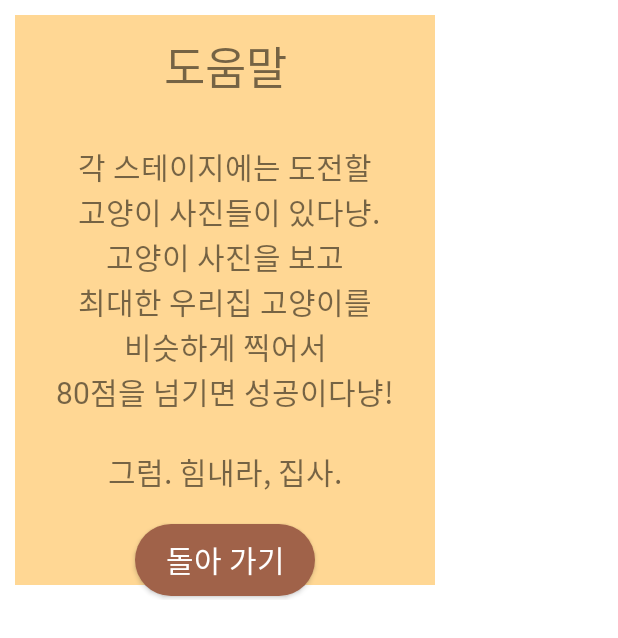
After one commit to tnwlsgk1002/NyangtoGrapher_, an Android app: the layout dialog_help.xml on its own in the app's theme, with its tools: preview values and no code run, on a phone screen of 412 x 824 dp. The commit adds this screen. Shown: the top 638 px of the screen. Run offline under Robolectric (Android 15) with nearby library versions, the phone set to English and light mode, and no system bars.

Commit message:
[수정] 도움말 기능 추가

```diff
--- /dev/null
+++ b/app/src/main/res/layout/dialog_help.xml
@@ -0,0 +1,41 @@
+<?xml version="1.0" encoding="utf-8"?>
+<layout xmlns:android="http://schemas.android.com/apk/res/android">
+    <LinearLayout
+        android:layout_width="300dp"
+        android:layout_height="400dp"
+        android:orientation="vertical"
+        android:gravity="center"
+        android:background="@drawable/dialog_background">
+
+        <TextView
+            android:text="@string/help_name"
+            style="@style/MainText"
+            android:layout_width="match_parent"
+            android:layout_height="83dp"
+            android:fontFamily="@font/bmuua"
+            android:gravity="center"
+            android:textSize="30sp" />
+
+        <TextView
+            android:text="@string/help_contents"
+            style="@style/MainText"
+            android:layout_marginTop="10dp"
+            android:layout_marginHorizontal="10dp"
+            android:layout_width="match_parent"
+            android:layout_height="wrap_content"
+            android:gravity="center"
+            android:textSize="20sp"/>
+
+        <androidx.appcompat.widget.AppCompatButton
+            android:id="@+id/btn_dialog_dismiss"
+            android:layout_width="120dp"
+            android:layout_height="wrap_content"
+            android:layout_marginTop="20dp"
+            android:text="돌아 가기"
+            android:textColor="@color/white"
+            android:textSize="20sp"
+            android:fontFamily="@font/nanum_square_round_eb"
+            android:background="@drawable/basic_button">
+        </androidx.appcompat.widget.AppCompatButton>
+    </LinearLayout>
+</layout>
--- a/app/src/main/res/values/strings.xml
+++ b/app/src/main/res/values/strings.xml
@@ -2,4 +2,11 @@
     <string name="app_name">NyangtoGrapher</string>
     <!-- TODO: Remove or change this placeholder text -->
     <string name="hello_blank_fragment">Hello blank fragment</string>
+    <string name="app_korean_name">냥토그래퍼</string>
+    <string name="undo_name">뒤로가기</string>
+    <string name="help_name">도움말</string>
+    <string name="explanation_select_stage">집사, 스테이지를 선택해라냥.</string>
+    <string name="explanation_select_photo">도전하고 싶은 사진을 선택해라냥.</string>
+    <string name="explanation_challenge_game">선택한 사진으로 하고 싶으면\n도전을, 아니면 다시 선택해라냥</string>
+    <string name="help_contents">각 스테이지에는 도전할\n 고양이 사진들이 있다냥.\n고양이 사진을 보고\n최대한 우리집 고양이를\n비슷하게 찍어서\n80점을 넘기면 성공이다냥!\n\n그럼. 힘내라, 집사.</string>
 </resources>
```
Also changed, not shown: app/src/main/java/kr/co/nyangtographer/android/nyangtographer/MainActivity.kt (+105 -101 lines), app/src/main/res/layout/activity_main.xml (+4 -3 lines).
